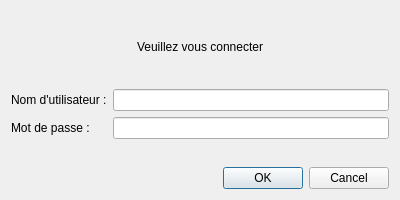
The window that facturation_ci/ui/login.ui (otchoumouAng/fne) describes before a commit, drawn with Qt 5.
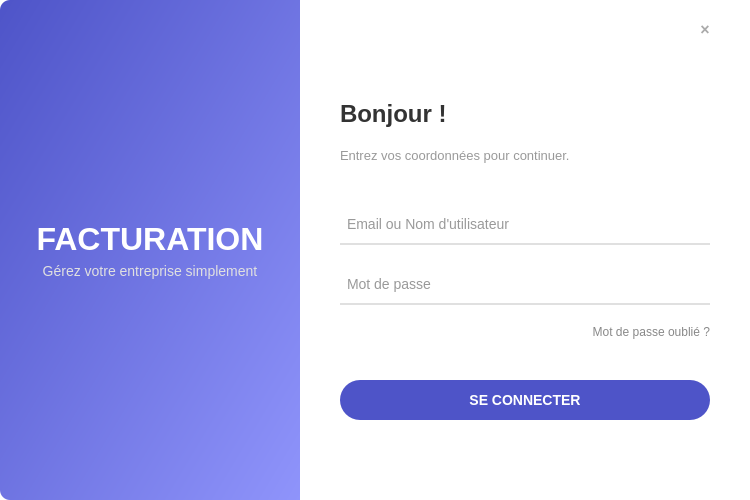
The same window after the commit.

Patch:
```diff
--- a/facturation_ci/ui/login.ui
+++ b/facturation_ci/ui/login.ui
@@ -6,60 +6,358 @@
    <rect>
     <x>0</x>
     <y>0</y>
-    <width>400</width>
-    <height>200</height>
+    <width>750</width>
+    <height>500</height>
    </rect>
   </property>
   <property name="windowTitle">
    <string>Connexion</string>
   </property>
-  <layout class="QVBoxLayout" name="verticalLayout">
+  <property name="styleSheet">
+   <string notr="true">
+/* --- FENÊTRE PRINCIPALE --- */
+QDialog {
+    background-color: #FFFFFF;
+}
+
+/* --- ZONE DE GAUCHE (BRANDING) --- */
+#LeftBox {
+    background-color: qlineargradient(spread:pad, x1:0, y1:0, x2:1, y2:1, stop:0 #4e54c8, stop:1 #8f94fb);
+    border-top-left-radius: 10px;
+    border-bottom-left-radius: 10px;
+}
+
+#BrandTitle {
+    color: #FFFFFF;
+    font-family: 'Segoe UI', sans-serif;
+    font-size: 32px;
+    font-weight: bold;
+}
+
+#BrandSubtitle {
+    color: #E0E0E0;
+    font-family: 'Segoe UI', sans-serif;
+    font-size: 14px;
+}
+
+/* --- ZONE DE DROITE (FORMULAIRE) --- */
+#RightBox {
+    background-color: #FFFFFF;
+    border-top-right-radius: 10px;
+    border-bottom-right-radius: 10px;
+}
+
+/* --- TITRES DROITE --- */
+#LoginTitle {
+    color: #333333;
+    font-family: 'Segoe UI', sans-serif;
+    font-size: 24px;
+    font-weight: bold;
+}
+#LoginSubtitle {
+    color: #999999;
+    font-family: 'Segoe UI', sans-serif;
+    font-size: 13px;
+}
+
+/* --- CHAMPS DE SAISIE --- */
+QLineEdit {
+    border: none;
+    border-bottom: 2px solid #E0E0E0;
+    padding: 10px 5px;
+    background-color: transparent;
+    font-size: 14px;
+    color: #333333;
+}
+
+QLineEdit:focus {
+    border-bottom: 2px solid #4e54c8;
+}
+
+/* --- BOUTON PRINCIPAL --- */
+QPushButton#login_btn {
+    background-color: #4e54c8;
+    color: white;
+    border-radius: 20px; /* Bouton pillule */
+    padding: 12px;
+    font-size: 14px;
+    font-weight: bold;
+    border: none;
+}
+QPushButton#login_btn:hover {
+    background-color: #3f44a5;
+}
+QPushButton#login_btn:pressed {
+    background-color: #303380;
+}
+
+/* --- LIEN OUBLIÉ --- */
+QLabel#forgot_lbl {
+    color: #888888;
+    font-size: 12px;
+}
+QLabel#forgot_lbl:hover {
+    color: #4e54c8;
+    text-decoration: underline;
+}
+
+/* --- BOUTON FERMER CUSTOM --- */
+QPushButton#close_btn {
+    background-color: transparent;
+    color: #AAAAAA;
+    font-weight: bold;
+    border: none;
+    font-size: 16px;
+}
+QPushButton#close_btn:hover {
+    color: #FF5555;
+}
+</string>
+  </property>
+  <layout class="QHBoxLayout" name="horizontalLayout">
+   <property name="spacing">
+    <number>0</number>
+   </property>
+   <property name="leftMargin">
+    <number>0</number>
+   </property>
+   <property name="topMargin">
+    <number>0</number>
+   </property>
+   <property name="rightMargin">
+    <number>0</number>
+   </property>
+   <property name="bottomMargin">
+    <number>0</number>
+   </property>
    <item>
-    <widget class="QLabel" name="label">
-     <property name="text">
-      <string>Veuillez vous connecter</string>
+    <widget class="QFrame" name="LeftBox">
+     <property name="minimumSize">
+      <size>
+       <width>300</width>
+       <height>0</height>
+      </size>
      </property>
-     <property name="alignment">
-      <set>Qt::AlignCenter</set>
+     <property name="frameShape">
+      <enum>QFrame::StyledPanel</enum>
      </property>
+     <property name="frameShadow">
+      <enum>QFrame::Raised</enum>
+     </property>
+     <layout class="QVBoxLayout" name="verticalLayout_2">
+      <item>
+       <spacer name="verticalSpacer_4">
+        <property name="orientation">
+         <enum>Qt::Vertical</enum>
+        </property>
+        <property name="sizeHint" stdset="0">
+         <size>
+          <width>20</width>
+          <height>40</height>
+         </size>
+        </property>
+       </spacer>
+      </item>
+      <item>
+       <widget class="QLabel" name="BrandTitle">
+        <property name="text">
+         <string>FACTURATION</string>
+        </property>
+        <property name="alignment">
+         <set>Qt::AlignCenter</set>
+        </property>
+       </widget>
+      </item>
+      <item>
+       <widget class="QLabel" name="BrandSubtitle">
+        <property name="text">
+         <string>Gérez votre entreprise simplement</string>
+        </property>
+        <property name="alignment">
+         <set>Qt::AlignCenter</set>
+        </property>
+        <property name="wordWrap">
+         <bool>true</bool>
+        </property>
+       </widget>
+      </item>
+      <item>
+       <spacer name="verticalSpacer_5">
+        <property name="orientation">
+         <enum>Qt::Vertical</enum>
+        </property>
+        <property name="sizeHint" stdset="0">
+         <size>
+          <width>20</width>
+          <height>40</height>
+         </size>
+        </property>
+       </spacer>
+      </item>
+     </layout>
     </widget>
    </item>
    <item>
-    <layout class="QFormLayout" name="formLayout">
-     <item row="0" column="0">
-      <widget class="QLabel" name="username_label">
-       <property name="text">
-        <string>Nom d'utilisateur :</string>
-       </property>
-      </widget>
-     </item>
-     <item row="0" column="1">
-      <widget class="QLineEdit" name="username_input"/>
-     </item>
-     <item row="1" column="0">
-      <widget class="QLabel" name="password_label">
-       <property name="text">
-        <string>Mot de passe :</string>
-       </property>
-      </widget>
-     </item>
-     <item row="1" column="1">
-      <widget class="QLineEdit" name="password_input">
-       <property name="echoMode">
-        <enum>QLineEdit::Password</enum>
-       </property>
-      </widget>
-     </item>
-    </layout>
-   </item>
-   <item>
-    <widget class="QDialogButtonBox" name="button_box">
-     <property name="orientation">
-      <enum>Qt::Horizontal</enum>
+    <widget class="QFrame" name="RightBox">
+     <property name="frameShape">
+      <enum>QFrame::StyledPanel</enum>
      </property>
-     <property name="standardButtons">
-      <set>QDialogButtonBox::Cancel|QDialogButtonBox::Ok</set>
+     <property name="frameShadow">
+      <enum>QFrame::Raised</enum>
      </property>
+     <layout class="QVBoxLayout" name="verticalLayout">
+      <property name="spacing">
+       <number>20</number>
+      </property>
+      <property name="leftMargin">
+       <number>40</number>
+      </property>
+      <property name="topMargin">
+       <number>20</number>
+      </property>
+      <property name="rightMargin">
+       <number>40</number>
+      </property>
+      <property name="bottomMargin">
+       <number>40</number>
+      </property>
+      <item>
+       <layout class="QHBoxLayout" name="headerLayout">
+        <item>
+         <spacer name="horizontalSpacer">
+          <property name="orientation">
+           <enum>Qt::Horizontal</enum>
+          </property>
+          <property name="sizeHint" stdset="0">
+           <size>
+            <width>40</width>
+            <height>20</height>
+           </size>
+          </property>
+         </spacer>
+        </item>
+        <item>
+         <widget class="QPushButton" name="close_btn">
+          <property name="text">
+           <string>×</string>
+          </property>
+          <property name="cursor">
+           <cursorShape>PointingHandCursor</cursorShape>
+          </property>
+          <property name="flat">
+           <bool>true</bool>
+          </property>
+         </widget>
+        </item>
+       </layout>
+      </item>
+      <item>
+       <spacer name="verticalSpacer">
+        <property name="orientation">
+         <enum>Qt::Vertical</enum>
+        </property>
+        <property name="sizeHint" stdset="0">
+         <size>
+          <width>20</width>
+          <height>40</height>
+         </size>
+        </property>
+       </spacer>
+      </item>
+      <item>
+       <widget class="QLabel" name="LoginTitle">
+        <property name="text">
+         <string>Bonjour !</string>
+        </property>
+       </widget>
+      </item>
+      <item>
+       <widget class="QLabel" name="LoginSubtitle">
+        <property name="text">
+         <string>Entrez vos coordonnées pour continuer.</string>
+        </property>
+       </widget>
+      </item>
+      <item>
+       <spacer name="verticalSpacer_2">
+        <property name="orientation">
+         <enum>Qt::Vertical</enum>
+        </property>
+        <property name="sizeHint" stdset="0">
+         <size>
+          <width>20</width>
+          <height>20</height>
+         </size>
+        </property>
+       </spacer>
+      </item>
+      <item>
+       <widget class="QLineEdit" name="username_input">
+        <property name="placeholderText">
+         <string>Email ou Nom d'utilisateur</string>
+        </property>
+       </widget>
+      </item>
+      <item>
+       <widget class="QLineEdit" name="password_input">
+        <property name="echoMode">
+         <enum>QLineEdit::Password</enum>
+        </property>
+        <property name="placeholderText">
+         <string>Mot de passe</string>
+        </property>
+       </widget>
+      </item>
+      <item>
+       <widget class="QLabel" name="forgot_lbl">
+        <property name="cursor">
+         <cursorShape>PointingHandCursor</cursorShape>
+        </property>
+        <property name="text">
+         <string>Mot de passe oublié ?</string>
+        </property>
+        <property name="alignment">
+         <set>Qt::AlignRight|Qt::AlignTrailing|Qt::AlignVCenter</set>
+        </property>
+       </widget>
+      </item>
+      <item>
+       <spacer name="verticalSpacer_3">
+        <property name="orientation">
+         <enum>Qt::Vertical</enum>
+        </property>
+        <property name="sizeHint" stdset="0">
+         <size>
+          <width>20</width>
+          <height>20</height>
+         </size>
+        </property>
+       </spacer>
+      </item>
+      <item>
+       <widget class="QPushButton" name="login_btn">
+        <property name="cursor">
+         <cursorShape>PointingHandCursor</cursorShape>
+        </property>
+        <property name="text">
+         <string>SE CONNECTER</string>
+        </property>
+       </widget>
+      </item>
+      <item>
+       <spacer name="verticalSpacer_6">
+        <property name="orientation">
+         <enum>Qt::Vertical</enum>
+        </property>
+        <property name="sizeHint" stdset="0">
+         <size>
+          <width>20</width>
+          <height>40</height>
+         </size>
+        </property>
+       </spacer>
+      </item>
+     </layout>
     </widget>
    </item>
   </layout>
```
Left out of the diff: 24 changed lines with no effect on the pictures.
